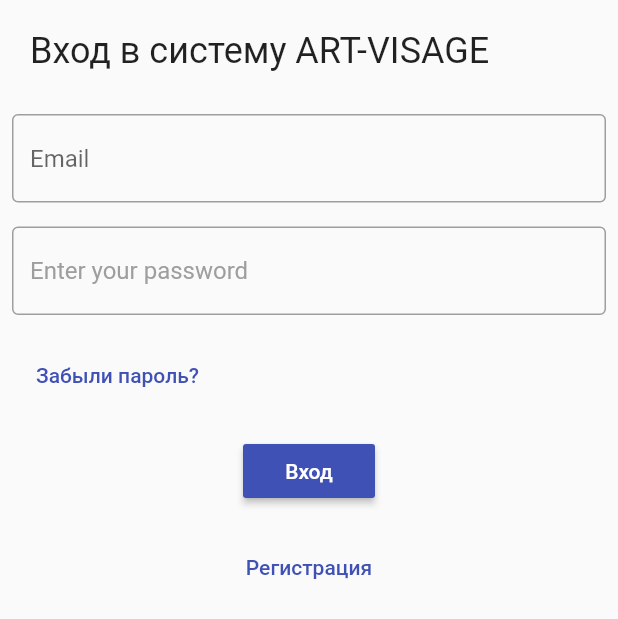
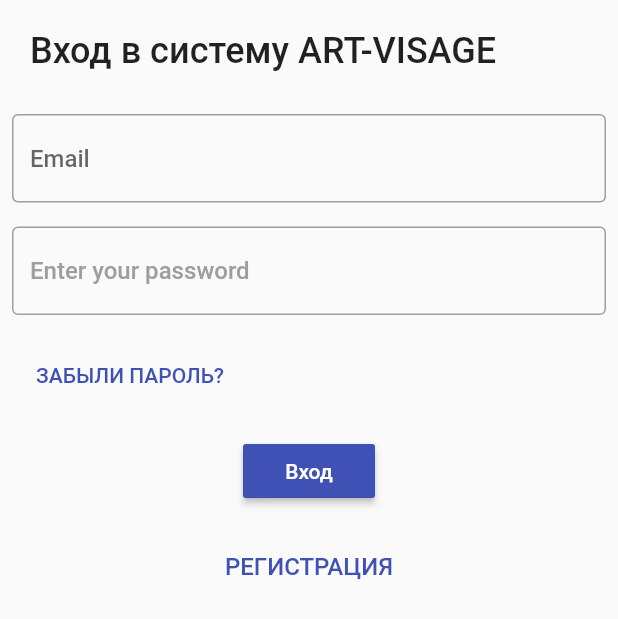
Before and after one commit to petyaas/eclipse_cosmetic, a Flutter app: the screen it shows after launch, after a tap on "Login", on a phone screen of 412 x 824 dp. Shown: the top 619 px of the screen. Run offline on Flutter 3.47's test engine with Material 2 defaults, Android fonts, the phone set to English and light mode, and no system bars; our stand-ins replace email_validator.

Commit message:
Add font

```diff
--- a/lib/pages/login.dart
+++ b/lib/pages/login.dart
@@ -28,7 +28,7 @@ class Loginpage1 extends StatelessWidget {
               child: Padding(
                 padding: const EdgeInsets.all(20),
                 child: Text('Вход в систему ART-VISAGE',
-                style: TextStyle(fontSize: 24),),
+                style: TextStyle(fontSize: 24,fontFamily: 'Roboto'),),
               ),
             ),
             Padding(
@@ -96,9 +96,9 @@ class Loginpage1 extends StatelessWidget {
               padding: const EdgeInsets.all(8.0),
               child: FlatButton(
 //                color: Colors.white,
-                child: Text("Забыли пароль?",
+                child: Text("Забыли пароль?".toUpperCase(),
                   textAlign: TextAlign.left,
-                  style: TextStyle(color: Colors.indigo),
+                  style: TextStyle(color: Colors.indigo, fontSize: 14,fontFamily: 'Roboto'),
                 ),
                 onPressed: () {},
               ),
@@ -122,8 +122,8 @@ class Loginpage1 extends StatelessWidget {
                 child: FlatButton(
 //                color: Colors.white,
                   child: Text(
-                    "Регистрация",
-                    style: TextStyle(color: Colors.indigo),
+                    "Регистрация".toUpperCase(),
+                    style: TextStyle(color: Colors.indigo, fontSize: 16,fontFamily: 'Roboto'),
                   ),
                   onPressed: () {},
                 ),
```
Also changed, not shown: pubspec.yaml (+4 -6 lines), assets/fonts/Roboto-Medium.ttf (added).
